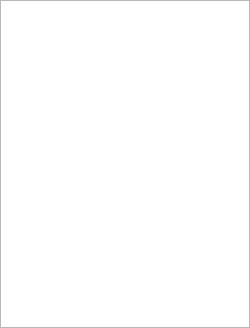
BlueQuartzSoftware/DREAM3D, file Source/DREAM3DWidgetsLib/Widgets/UI_Files/FavoritesDockWidget.ui: the form before one commit.
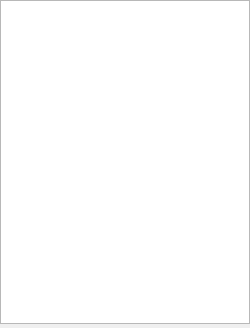
The form after the commit. Custom widgets are drawn as their Qt base class.

```diff
--- a/Source/DREAM3DWidgetsLib/Widgets/UI_Files/FavoritesDockWidget.ui
+++ b/Source/DREAM3DWidgetsLib/Widgets/UI_Files/FavoritesDockWidget.ui
@@ -48,7 +48,7 @@
      <number>0</number>
     </property>
     <property name="bottomMargin">
-     <number>0</number>
+     <number>4</number>
     </property>
     <item>
      <widget class="FilterLibraryTreeWidget" name="filterLibraryTree">
```
